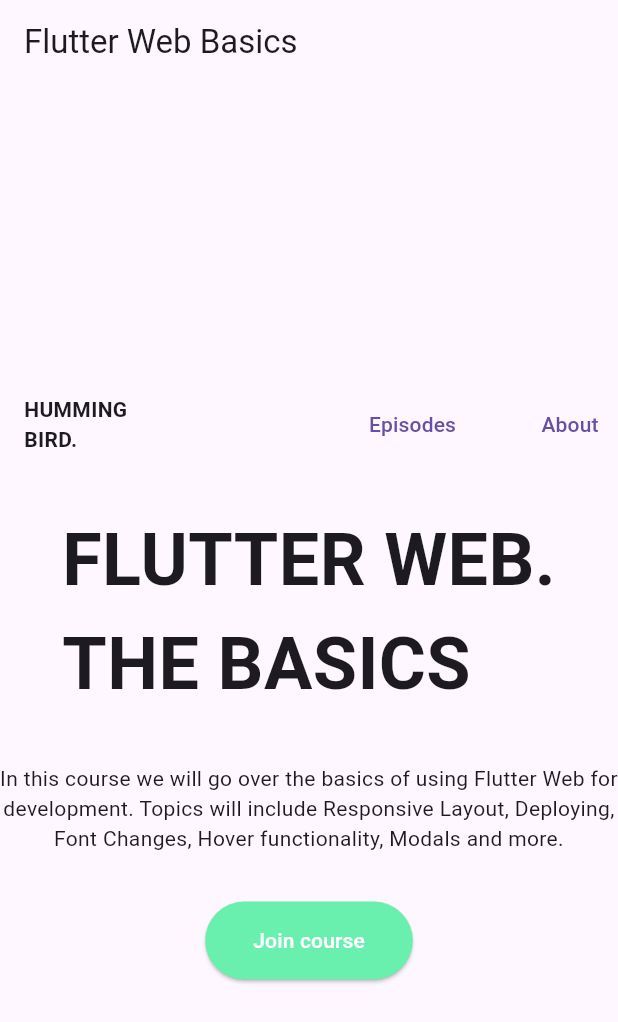
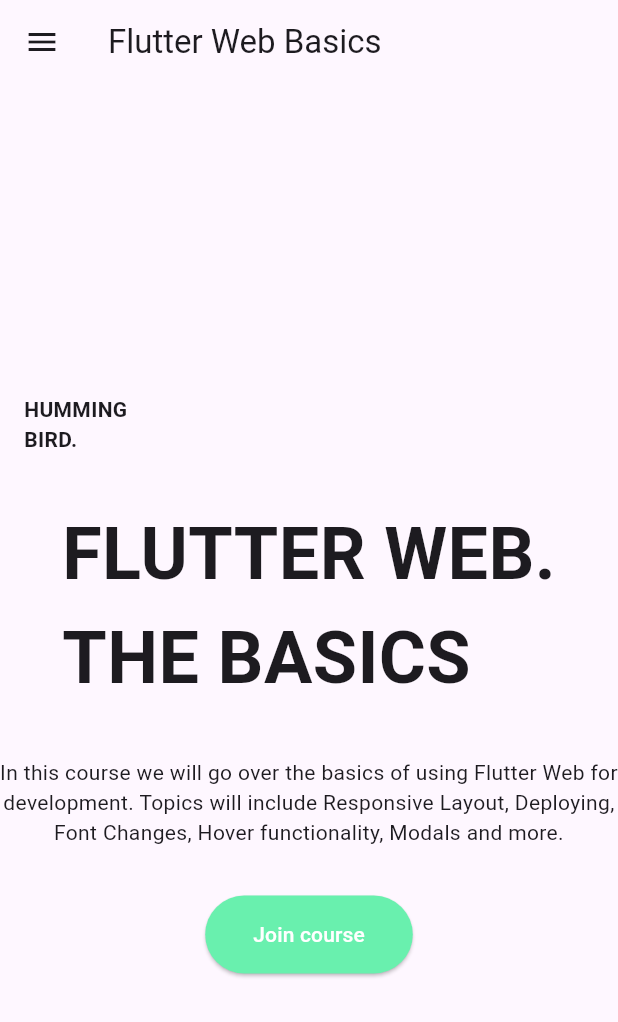
Before and after one commit to rizbiislam/assignment_on_responsive_design, a Flutter app: the screen it shows after launch, on a phone screen of 412 x 824 dp. Shown: the top 1022 px of the screen. Run offline on Flutter 3.47's test engine with Material 3 defaults, Android fonts, the phone set to English and light mode, and no system bars.

Commit message:
version 2.0

```diff
--- a/lib/main.dart
+++ b/lib/main.dart
@@ -29,41 +29,54 @@ class MyHomePage extends StatefulWidget {
 class _MyHomePageState extends State<MyHomePage> {
   @override
   Widget build(BuildContext context) {
+
+    bool isPhone = MediaQuery.of(context).size.width < 600;
+
     return Scaffold(
       appBar: AppBar(
         title: Text(widget.title),
       ),
+      drawer: isPhone
+          ? Drawer(
+        child: ListView(
+          padding: EdgeInsets.zero,
+          children: <Widget>[
+            DrawerHeader(
+              decoration: BoxDecoration(
+                color: Colors.blue,
+              ),
+              child: Text(
+                'Menu',
+                style: TextStyle(
+                  color: Colors.white,
+                  fontSize: 24,
+                ),
+              ),
+            ),
+            ListTile(
+              title: const Text('Episodes'),
+              onTap: () {
+
+              },
+            ),
+            ListTile(
+              title: const Text('About'),
+              onTap: () {
+
+              },
+            ),
+          ],
+        ),
+      )
+          : null,
       body: Center(
         child: Column(
           mainAxisAlignment: MainAxisAlignment.center,
           children: <Widget>[
-            /*const SizedBox(height: 32),
-            Row(
-              mainAxisAlignment: MainAxisAlignment.center,
-              children: [
-                const Text(
-                  'HUMMING\nBIRD.',
-                  style: TextStyle(fontWeight: FontWeight.bold),
-                ),
-                TextButton(
-                  onPressed: () {
-                    // Navigate to the episodes page
-                  },
-                  child: const Text('Episodes'),
-                ),
-                const SizedBox(width: 32),
-                TextButton(
-                  onPressed: () {
-                    // Navigate to the about page
-                  },
-                  child: const Text('About'),
-                ),
-              ],
-            ),*/
             const SizedBox(height: 32),
             Row(
               children: [
-                // Align the text to the left with margin
+
                 Expanded(
                   child: Align(
                     alignment: Alignment.centerLeft,
@@ -76,16 +89,20 @@ class _MyHomePageState extends State<MyHomePage> {
                     ),
                   ),
                 ),
+
+                if (!isPhone)
                   Row(
                     children: [
                       TextButton(
                         onPressed: () {
+
                         },
                         child: const Text('Episodes'),
                       ),
                       const SizedBox(width: 32),
                       TextButton(
                         onPressed: () {
+
                         },
                         child: const Text('About'),
                       ),
@@ -93,7 +110,6 @@ class _MyHomePageState extends State<MyHomePage> {
                   ),
               ],
             ),
-
             const SizedBox(height: 32),
             const Text(
               'FLUTTER WEB.\nTHE BASICS',
@@ -107,7 +123,7 @@ class _MyHomePageState extends State<MyHomePage> {
             const SizedBox(height: 32),
             ElevatedButton(
               onPressed: () {
-                // Navigate to the course page
+
               },
               style: ElevatedButton.styleFrom(
                 backgroundColor: Colors.greenAccent,
@@ -115,7 +131,6 @@ class _MyHomePageState extends State<MyHomePage> {
               ),
               child: const Text('Join course', style: TextStyle(color: Colors.white)),
             ),
-
           ],
         ),
       ),
```
Lines whose indentation alone changed are shown as unchanged.
